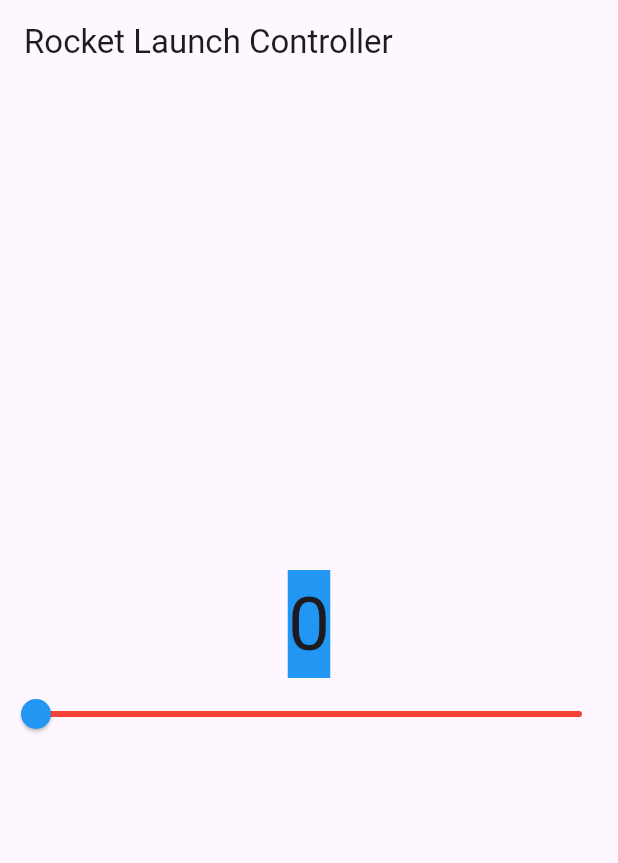
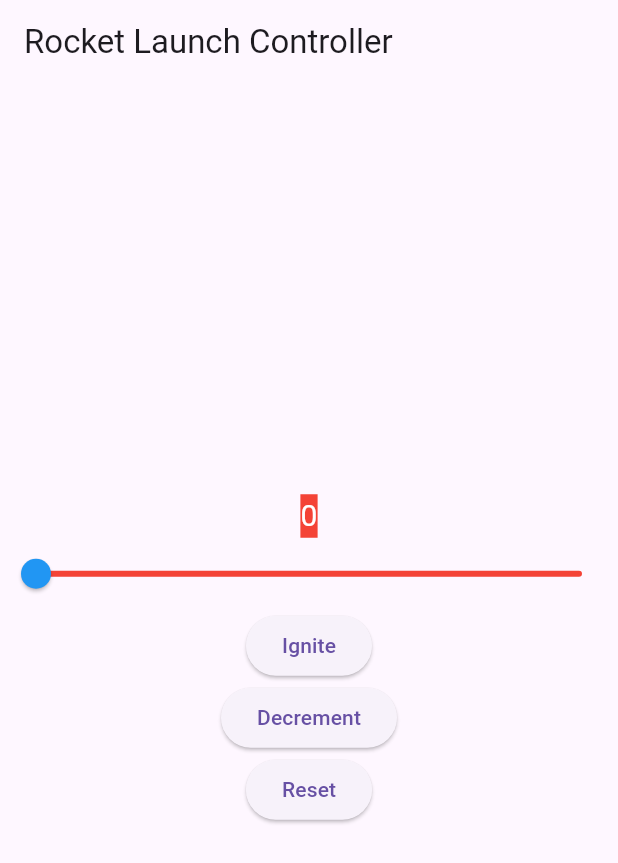
Before and after one commit to toomyt/StatefulRocketLaunch-, a Flutter app: the screen it shows after launch, on a phone screen of 412 x 824 dp. Shown: the top 863 px of the screen. Run offline on Flutter 3.47's test engine with Material 3 defaults, Android fonts, the light colour scheme and no system bars.

Commit message:
Enhanced the launch controller with features

```diff
--- a/lib/main.dart
+++ b/lib/main.dart
@@ -3,6 +3,8 @@ import 'package:flutter/material.dart';
 void main() {
   runApp(const MyApp());
 }
+
+
 
 class MyApp extends StatelessWidget {
   const MyApp({super.key});
@@ -28,6 +30,16 @@ class _CounterWidgetState extends State<CounterWidget> {
   // set counter value
   int _counter = 0;
 
+  Color _getStatusColor() {
+    if (_counter == 0) {
+      return Colors.red;
+    } else if (_counter > 0 && _counter <= 50) {
+      return const Color.fromARGB(255, 255, 193, 59);
+    } else {
+      return Colors.green;
+    }
+  }
+
   @override
   Widget build(BuildContext context) {
     return Scaffold(
@@ -39,10 +51,15 @@ class _CounterWidgetState extends State<CounterWidget> {
         children: [
           Center(
             child: Container(
-              color: Colors.blue,
-              child: Text(
-                '$_counter',
-                style: const TextStyle(fontSize: 50.0),
+              color: _getStatusColor(),
+              child: Column(
+                mainAxisAlignment: MainAxisAlignment.center,
+                children: [
+                  Text(
+                    _counter == 100 ? 'LIFTOFF!' : '$_counter',
+                    style: const TextStyle(fontSize: 20.0, color: Colors.white),
+                  ),
+                ],
               ),
             ),
           ),
@@ -58,6 +75,34 @@ class _CounterWidgetState extends State<CounterWidget> {
             activeColor: Colors.blue,
             inactiveColor: Colors.red,
           ),
+          ElevatedButton(
+            onPressed: () {
+              setState(() {
+                if (_counter < 100) {
+                  _counter ++;
+                }
+              });
+            },
+            child: const Text('Ignite'),
+          ),
+          ElevatedButton(
+            onPressed: () {
+              setState(() {
+                if (_counter > 0) {
+                  _counter --;
+                }
+              });
+            },
+            child: const Text('Decrement'),
+          ),
+          ElevatedButton(
+            onPressed: () {
+              setState(() {
+                _counter = 0;
+              });
+            },
+            child: const Text('Reset'),
+          ),
         ],
       ),
     );
```
